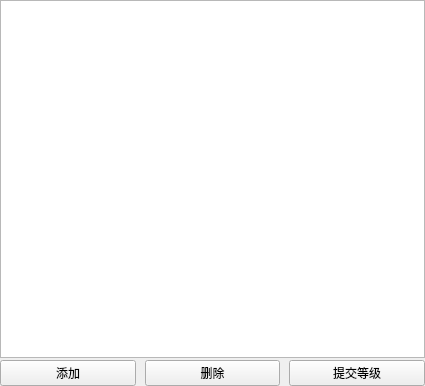
This is cosmetic_src/Staff/level.ui in oaheiw/darwinner as Qt 5 draws it before an edit. The edited form follows.
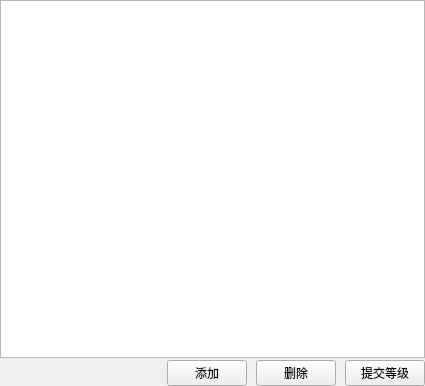
This is the edited form.

What changed in the file:
```diff
--- a/cosmetic_src/Staff/level.ui
+++ b/cosmetic_src/Staff/level.ui
@@ -40,6 +40,19 @@
      <property name="spacing">
       <number>9</number>
      </property>
+     <item>
+      <spacer name="horizontalSpacer">
+       <property name="orientation">
+        <enum>Qt::Horizontal</enum>
+       </property>
+       <property name="sizeHint" stdset="0">
+        <size>
+         <width>40</width>
+         <height>20</height>
+        </size>
+       </property>
+      </spacer>
+     </item>
      <item>
       <widget class="QPushButton" name="addPushButton">
        <property name="sizePolicy">
```
